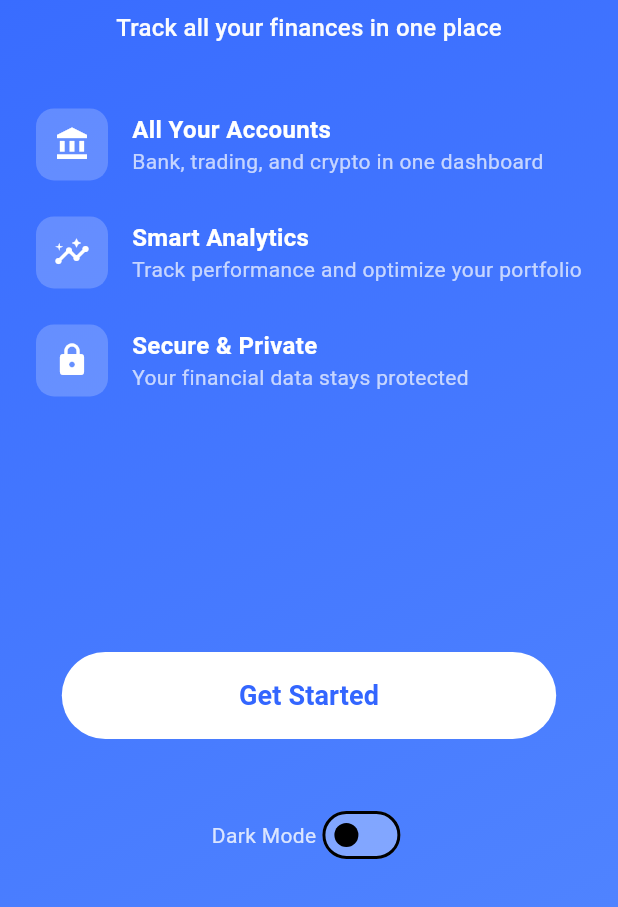
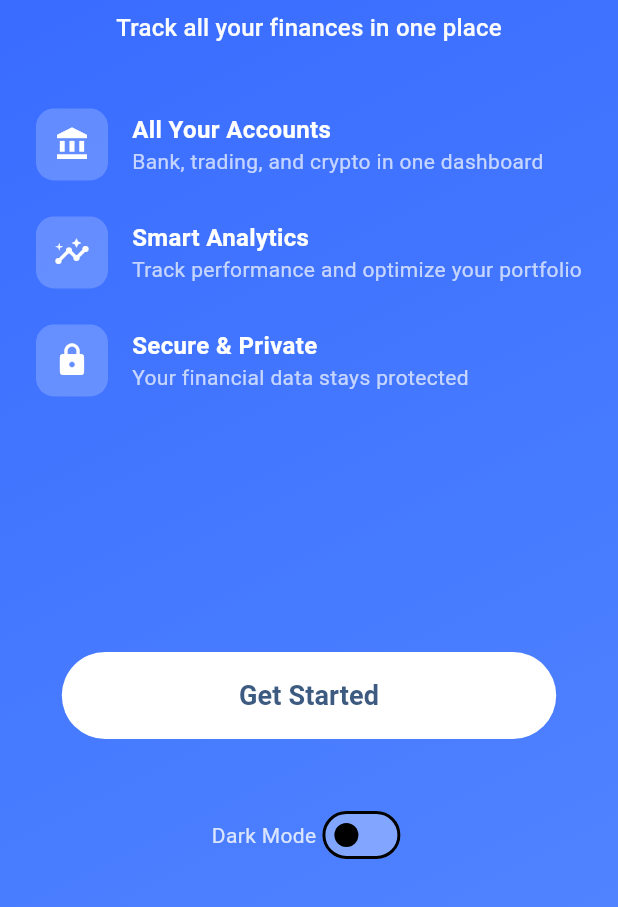
Before and after one commit to punkrock34/track_fi, a Flutter app: the screen it shows after launch, on a phone screen of 412 x 824 dp, the part 329-1236 px from its top. Run offline on Flutter 3.47's test engine with Material 3 defaults, Android fonts, the phone set to English and light mode, and no system bars; our stand-ins replace go_router.

Commit message:
Modified app theme to look better and updated README

```diff
--- a/lib/app/theme/app_theme.dart
+++ b/lib/app/theme/app_theme.dart
@@ -1,39 +1,8 @@
 import 'package:flutter/material.dart';
+import 'light_theme.dart';
+import 'dark_theme.dart';
 
 class AppTheme {
-  static const _lightPrimary = Color(0xFF3366FF);
-  static const _darkPrimary = Color(0xFF1A2B4C);
-  static const _accentBlue = Color(0xFF4F83FF);
-
-  static final lightTheme = ThemeData(
-    brightness: Brightness.light,
-    colorScheme: ColorScheme.light(
-      primary: _lightPrimary,
-      secondary: _accentBlue,
-      surface: Colors.white,
-      error: Colors.redAccent,
-      onPrimary: Colors.white,
-      onSecondary: Colors.white,
-      onSurface: Colors.black,
-      onError: Colors.white,
-    ),
-    scaffoldBackgroundColor: const Color(0xFFF5F8FF),
-    useMaterial3: true,
-  );
-
-  static final darkTheme = ThemeData(
-    brightness: Brightness.dark,
-    colorScheme: ColorScheme.dark(
-      primary: _accentBlue,
-      secondary: _accentBlue,
-      surface: const Color(0xFF121E35),
-      error: Colors.redAccent,
-      onPrimary: Colors.white,
-      onSecondary: Colors.white,
-      onSurface: Colors.white,
-      onError: Colors.black,
-    ),
-    scaffoldBackgroundColor: _darkPrimary,
-    useMaterial3: true,
-  );
+  static final light = lightTheme;
+  static final dark = darkTheme;
 }
--- /dev/null
+++ b/lib/app/theme/colors.dart
@@ -0,0 +1,21 @@
+import 'package:flutter/material.dart';
+
+// Dark theme
+const darkPrimary    = Color(0xFF1A2B4C);
+const darkSurface    = Color(0xFF121E35);
+const darkAccentBlue = Color(0xFF4F83FF);
+const darkTertiary   = Color(0xFFFFC857);
+const darkDividerColor = Color(0xFF2A3C5A);
+
+// Light theme
+const lightPrimary = Color(0xFF3D5A80);
+const lightSecondary = Color(0xFF98C1D9);
+const lightBackground = Color(0xFFF0EBE3);
+const lightSurface = Color(0xFFFFFAF1);
+const lightAccent = Color(0xFFE07A5F);
+const lightError = Color(0xFFD62828);
+const lightDividerColor = Color(0xFFD4D4D4);
+
+// Common
+const lightOnSurface = Color(0xFF2D3142);
+const shadowColor = Color(0x1A000000);
--- /dev/null
+++ b/lib/app/theme/dark_theme.dart
@@ -0,0 +1,54 @@
+import 'package:flutter/material.dart';
+import 'colors.dart';
+
+final darkTheme = ThemeData(
+  brightness: Brightness.dark,
+  colorScheme: ColorScheme.dark(
+    primary: darkAccentBlue,
+    secondary: darkAccentBlue,
+    surface: darkSurface,
+    error: Colors.redAccent,
+    onPrimary: Colors.white,
+    onSecondary: Colors.white,
+    onSurface: Colors.white,
+    onError: Colors.black,
+    tertiary: darkTertiary,
+  ),
+  scaffoldBackgroundColor: darkPrimary,
+  cardColor: darkSurface,
+  dividerColor: darkDividerColor,
+  shadowColor: shadowColor,
+  useMaterial3: true,
+
+  elevatedButtonTheme: ElevatedButtonThemeData(
+    style: ElevatedButton.styleFrom(
+      foregroundColor: Colors.white,
+      backgroundColor: darkAccentBlue,
+      elevation: 3,
+      padding: const EdgeInsets.symmetric(horizontal: 16, vertical: 12),
+      shape: RoundedRectangleBorder(
+        borderRadius: BorderRadius.circular(8),
+      ),
+    ),
+  ),
+
+  cardTheme: CardTheme(
+    elevation: 4,
+    margin: const EdgeInsets.all(8),
+    shape: RoundedRectangleBorder(
+      borderRadius: BorderRadius.circular(12),
+    ),
+  ),
+
+  appBarTheme: const AppBarTheme(
+    backgroundColor: darkPrimary,
+    foregroundColor: Colors.white,
+    elevation: 0,
+    centerTitle: true,
+  ),
+
+  floatingActionButtonTheme: const FloatingActionButtonThemeData(
+    backgroundColor: darkAccentBlue,
+    foregroundColor: Colors.white,
+  ),
+);
--- /dev/null
+++ b/lib/app/theme/light_theme.dart
@@ -0,0 +1,59 @@
+import 'package:flutter/material.dart';
+import 'colors.dart';
+
+final lightTheme = ThemeData(
+  brightness: Brightness.light,
+  colorScheme: ColorScheme.light(
+    primary: lightPrimary,
+    secondary: lightSecondary,
+    surface: lightSurface,
+    error: lightError,
+    onPrimary: Colors.white,
+    onSecondary: lightOnSurface,
+    onSurface: lightOnSurface,
+    onError: Colors.white,
+    tertiary: lightAccent,
+  ),
+  scaffoldBackgroundColor: lightBackground,
+  cardColor: lightSurface,
+  dividerColor: lightDividerColor,
+  shadowColor: shadowColor,
+  useMaterial3: true,
+
+  textTheme: const TextTheme(
+    bodyLarge: TextStyle(color: lightOnSurface),
+    bodyMedium: TextStyle(color: lightOnSurface),
+  ),
+
+  elevatedButtonTheme: ElevatedButtonThemeData(
+    style: ElevatedButton.styleFrom(
+      foregroundColor: Colors.white,
+      backgroundColor: lightPrimary,
+      elevation: 2,
+      padding: const EdgeInsets.symmetric(horizontal: 16, vertical: 12),
+      shape: RoundedRectangleBorder(
+        borderRadius: BorderRadius.circular(8),
+      ),
+    ),
+  ),
+
+  cardTheme: CardTheme(
+    elevation: 3,
+    margin: const EdgeInsets.all(8),
+    shape: RoundedRectangleBorder(
+      borderRadius: BorderRadius.circular(12),
+    ),
+  ),
+
+  appBarTheme: const AppBarTheme(
+    backgroundColor: lightPrimary,
+    foregroundColor: Colors.white,
+    elevation: 0,
+    centerTitle: true,
+  ),
+
+  floatingActionButtonTheme: const FloatingActionButtonThemeData(
+    backgroundColor: lightAccent,
+    foregroundColor: Colors.white,
+  ),
+);
--- a/lib/app/trackfi_app.dart
+++ b/lib/app/trackfi_app.dart
@@ -11,8 +11,8 @@ final class TrackFiApp extends StatelessWidget {
   Widget build(BuildContext context) {
     return MaterialApp.router(
       title: 'TrackFi',
-      theme: AppTheme.lightTheme,
-      darkTheme: AppTheme.darkTheme,
+      theme: AppTheme.light,
+      darkTheme: AppTheme.dark,
       themeMode: themeMode,
       routerConfig: AppRouter.config,
       debugShowCheckedModeBanner: false,
```
Also changed, not shown: 2 other files.
